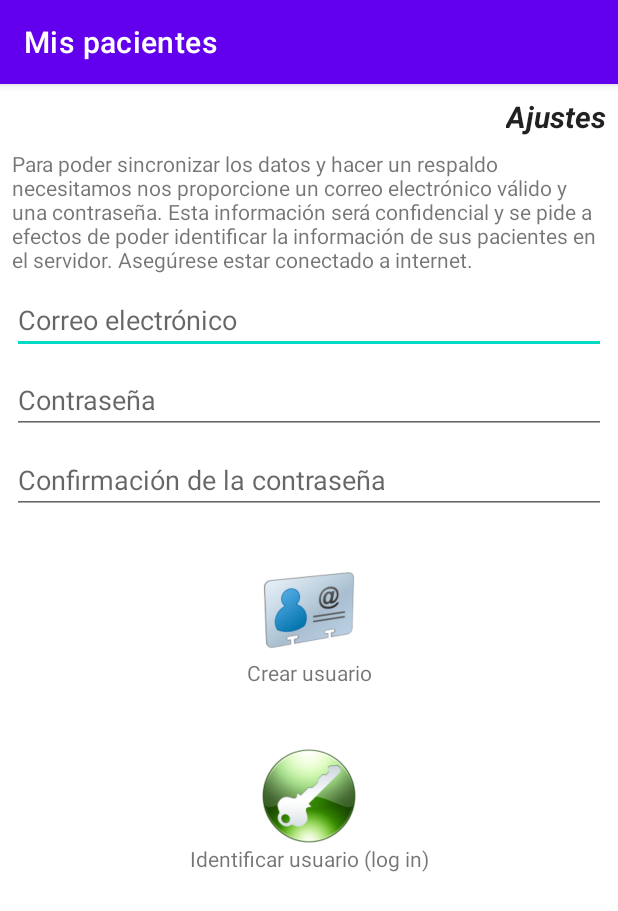
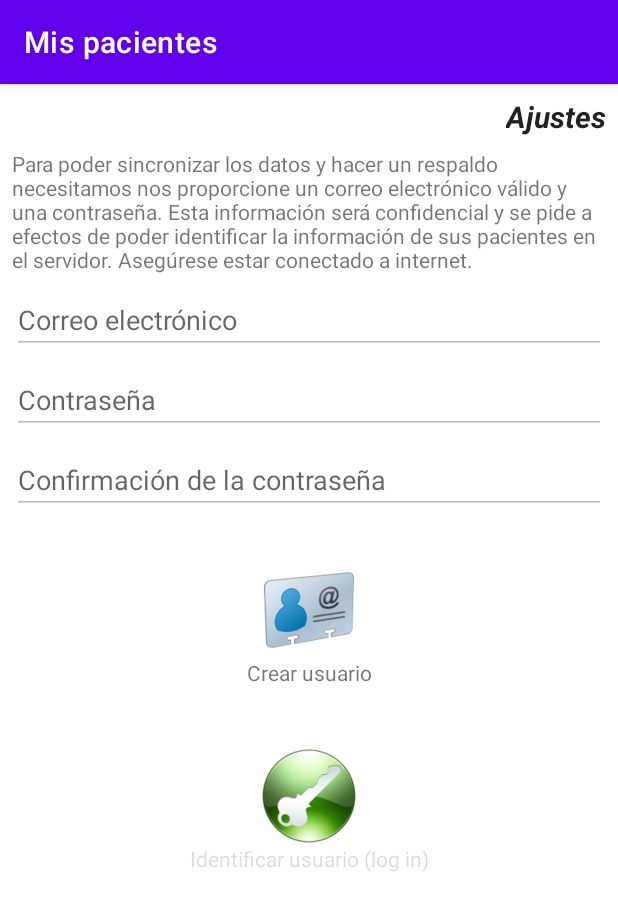
Before and after one commit to aldodell/MisPacientes, an Android app: the AjustesActivity screen opened directly, with no data from a screen before it, on a phone screen of 412 x 824 dp. Shown: the top 911 px of the screen. Run offline under Robolectric (Android 15) with nearby library versions, the phone set to English and light mode, and no system bars; our stand-ins replace Firebase (no records; nobody signed in at launch, a user with empty details on screens opened directly).

Commit message:
En la mackbook air

```diff
--- a/app/src/main/java/com/psiqueylogosac/mispacientes/AjustesActivity.kt
+++ b/app/src/main/java/com/psiqueylogosac/mispacientes/AjustesActivity.kt
@@ -3,10 +3,12 @@ package com.psiqueylogosac.mispacientes
 import android.content.SharedPreferences
 import androidx.appcompat.app.AppCompatActivity
 import android.os.Bundle
-import android.widget.Button
-import android.widget.EditText
-import android.widget.ImageButton
+import android.text.Editable
+import android.text.TextWatcher
+import android.view.View
+import android.widget.*
 import androidx.appcompat.app.AlertDialog
+import androidx.core.widget.doOnTextChanged
 import com.google.firebase.auth.FirebaseAuth
 import com.google.firebase.firestore.FirebaseFirestore
 
@@ -18,9 +20,10 @@ class AjustesActivity : AppCompatActivity() {
     lateinit var contrasenaConfirmacionEt: EditText
     lateinit var crearUsuario: ImageButton
     lateinit var identificarUsuario: ImageButton
+    lateinit var barraProgreso : ProgressBar
+    lateinit var crearUsuarioEtiqueta : TextView
+    lateinit var identificarUsuarioEtiqueta : TextView
 
-    // lateinit var respaldarDatos: Button
-    //  lateinit var recuperarDatos: Button
     val autorizador = FirebaseAuth.getInstance()
     lateinit var prefs: SharedPreferences
 
@@ -33,47 +36,97 @@ class AjustesActivity : AppCompatActivity() {
         super.onCreate(savedInstanceState)
         setContentView(R.layout.activity_ajustes)
 
-
+        // Identificamos los componentes
         correoElectronicoEt = findViewById(R.id.ajustesCorreoElectronico)
         contrasenaEt = findViewById(R.id.ajustesContrasena)
         contrasenaConfirmacionEt = findViewById(R.id.ajustesContrasenaConfirmacion)
         crearUsuario = findViewById(R.id.ajustesCrearUsuario)
         identificarUsuario = findViewById(R.id.ajustesIdentificarUsuario)
-
-        crearUsuario.isEnabled = false
-        identificarUsuario.isEnabled = false
-
-        // respaldarDatos = findViewById(R.id.ajustesRespaldarDatos)
-        // recuperarDatos = findViewById(R.id.ajustesRecuperarDatos)
-
-        // respaldarDatos.isEnabled = false
-        // recuperarDatos.isEnabled = false
+        barraProgreso = findViewById(R.id.ajustesProgreso)
+        crearUsuarioEtiqueta = findViewById(R.id.ajustesCrearUsuarioEtiqueta)
+        identificarUsuarioEtiqueta = findViewById(R.id.ajustesIdentificarUsaurioEtiqueta)
 
 
+
+
+        //Inhabilitamos botones
+        configurarInterfaz(false,false, false)
+
+
+        //Obtenemos acceso a las preferencias
         prefs = this.getSharedPreferences("ajustes", MODE_PRIVATE)
 
+        //Si el correo no es null entonces procesamos la autorizacion
         if (prefs.getString("correoElectronico", null) != null) {
             correoElectronicoEt.setText(prefs.getString("correoElectronico", ""))
             contrasenaEt.setText(prefs.getString("contrasena", ""))
             contrasena = contrasenaEt.text.toString().trim()
             correoElectronico = correoElectronicoEt.text.toString().trim()
-            identificarUsuario.isEnabled = true
+            configurarInterfaz(false,true)
+        } else {
+            configurarInterfaz(true,false)
         }
 
 
-        correoElectronicoEt.setOnFocusChangeListener { view, hasFocus ->
-            if (!hasFocus) {
+        correoElectronicoEt.addTextChangedListener(object : TextWatcher{
+            override fun beforeTextChanged(s: CharSequence?, start: Int, count: Int, after: Int) {
+                // TODO("Not yet implemented")
+            }
+
+            override fun onTextChanged(s: CharSequence?, start: Int, before: Int, count: Int) {
+                if(correoElectronico != correoElectronicoEt.text.toString().trim())
+                {
+                    configurarInterfaz(true,true,false)
+                }
+            }
+
+            override fun afterTextChanged(s: Editable?) {
                 correoElectronico = correoElectronicoEt.text.toString().trim()
+            }
+
+        })
 
 
+
+        contrasenaEt.addTextChangedListener(object : TextWatcher{
+            override fun beforeTextChanged(s: CharSequence?, start: Int, count: Int, after: Int) {
+                // TODO("Not yet implemented")
             }
+
+            override fun onTextChanged(s: CharSequence?, start: Int, before: Int, count: Int) {
+                //TODO("Not yet implemented")
             }
+
+            override fun afterTextChanged(s: Editable?) {
+                contrasena = contrasenaEt.text.toString().trim()
+            }
+
+        })
+
+
+        contrasenaConfirmacionEt.addTextChangedListener(object : TextWatcher{
+            override fun beforeTextChanged(s: CharSequence?, start: Int, count: Int, after: Int) {
+                // TODO("Not yet implemented")
+            }
+
+            override fun onTextChanged(s: CharSequence?, start: Int, before: Int, count: Int) {
+                //TODO("Not yet implemented")
+            }
+
+            override fun afterTextChanged(s: Editable?) {
+                contrasenaConfirmacion = contrasenaConfirmacionEt.text.toString().trim()
+            }
+
+        })
+
+
+
+
 
 
         contrasenaEt.setOnFocusChangeListener { view, hasFocus ->
             if (!hasFocus) {
                 contrasena = contrasenaEt.text.toString().trim()
-                identificarUsuario.isEnabled = true
                 if (contrasena.length < 6) {
                     AlertDialog.Builder(view.context)
                         .setMessage(R.string.contrasena_invalida)
@@ -81,24 +134,19 @@ class AjustesActivity : AppCompatActivity() {
                         .show()
                 }
             }
-
-
         }
 
 
         contrasenaConfirmacionEt.setOnFocusChangeListener { view, hasFocus ->
 
             if (!hasFocus) {
-                crearUsuario.isEnabled = true
-                contrasenaConfirmacion = contrasenaConfirmacionEt.text.toString().trim()
                 if (contrasenaConfirmacion.toString().length > 1) {
                     if (contrasena != contrasenaConfirmacion) {
                         AlertDialog.Builder(view.context)
                             .setMessage(R.string.contrasenas_no_coinciden)
                             .setNeutralButton(R.string.ok) { d, _ -> d.dismiss() }
                             .show()
-                    } else {
-                        crearUsuario.isEnabled = true
+
                     }
                 }
             }
@@ -106,18 +154,30 @@ class AjustesActivity : AppCompatActivity() {
 
         //Creamos un usuario nuevo. Hay que verificar si ya existe en la base de datos
         crearUsuario.setOnClickListener {
+            configurarInterfaz(false,false,true)
+
+            if(contrasena != contrasenaConfirmacion) {
+                AlertDialog.Builder(it.context)
+                    .setMessage(R.string.contrasenas_no_coinciden)
+                    .setNeutralButton(R.string.ok) { _,_ -> configurarInterfaz(true,true,false) }
+                    .show()
+
+            } else {
+
                 autorizador.createUserWithEmailAndPassword(
                     correoElectronico,
                     contrasena
                 ).addOnCompleteListener(this) { task ->
+                    configurarInterfaz(false, true, false)
                     if (task.isSuccessful) {
-
                         guardarUsuarioLocalmente()
-
                         AlertDialog.Builder(it.context)
                             .setMessage(R.string.usuario_creado)
-                        .setNeutralButton(R.string.ok) { d, _ -> d.dismiss() }
+                            .setNeutralButton(R.string.ok) { _, _ ->
+                                finish()
+                            }
                             .show()
+                        configurarInterfaz(false, true)
                     } else {
                         AlertDialog.Builder(it.context)
                             .setMessage(getString(R.string.error_creando_usuario) + " " + task.exception!!.message!!)
@@ -125,20 +185,21 @@ class AjustesActivity : AppCompatActivity() {
                             .show()
                     }
                 }
-
+            }
         }
 
         //Identificamos el usuario (log in)
         identificarUsuario.setOnClickListener {
+            configurarInterfaz(false,false,true)
             autorizador.signInWithEmailAndPassword(correoElectronico, contrasena)
                 .addOnCompleteListener(this)
                 { task ->
+                    configurarInterfaz(false,true,false)
                     if (task.isSuccessful) {
                         guardarUsuarioLocalmente()
-
                         AlertDialog.Builder(it.context)
                             .setMessage(R.string.acceso_positivo)
-                            .setNeutralButton(R.string.ok) { d, _ -> d.dismiss() }
+                            .setNeutralButton(R.string.ok) { _,_ -> finish()  }
                             .show()
                     } else {
                         AlertDialog.Builder(it.context)
@@ -160,8 +221,47 @@ class AjustesActivity : AppCompatActivity() {
             putString("contrasena", contrasena)
             putString("usuarioId", usuarioId)
         }.apply()
+    }
+
+    fun configurarInterfaz(crear: Boolean?, identificar : Boolean?, procesando: Boolean?=null){
+
+        crearUsuario.isEnabled = false
+        identificarUsuario.isEnabled = false
+        crearUsuarioEtiqueta.isEnabled = false
+        identificarUsuarioEtiqueta.isEnabled = false
+
+
+
+        crear?.let {
+            correoElectronicoEt.isEnabled = it
+            contrasenaEt.isEnabled = it
+            contrasenaConfirmacionEt.isEnabled = it
+            crearUsuarioEtiqueta.isEnabled = it
+            crearUsuario.isEnabled = it
+        }
+
+        identificar?.let {
+            correoElectronicoEt.isEnabled = it
+            contrasenaEt.isEnabled = it
+            contrasenaConfirmacionEt.isEnabled = it
+            identificarUsuarioEtiqueta.isEnabled = it
+            identificarUsuario.isEnabled = it
+        }
+
+
+        procesando?.let {
+            if(it) {
+                barraProgreso.visibility = View.VISIBLE
+            } else {
+                barraProgreso.visibility = View.INVISIBLE
+            }
+        }
 
 
     }
 
+
+
+
+
 }
--- a/app/src/main/res/layout/activity_ajustes.xml
+++ b/app/src/main/res/layout/activity_ajustes.xml
@@ -6,7 +6,20 @@
     android:layout_height="match_parent"
     tools:context=".AjustesActivity">
 
+    <ProgressBar
+        android:id="@+id/ajustesProgreso"
+        style="?android:attr/progressBarStyle"
+        android:layout_width="wrap_content"
+        android:layout_height="wrap_content"
+        app:layout_constraintBottom_toBottomOf="parent"
+        app:layout_constraintEnd_toEndOf="parent"
+        app:layout_constraintHorizontal_bias="0.5"
+        app:layout_constraintStart_toStartOf="parent"
+        app:layout_constraintTop_toTopOf="parent"
+        tools:visibility="invisible" />
+
     <ScrollView
+        android:id="@+id/scrollView2"
         android:layout_width="match_parent"
         android:layout_height="match_parent"
         app:layout_constraintBottom_toBottomOf="parent"
@@ -110,7 +123,7 @@
                 app:layout_constraintTop_toBottomOf="@+id/ajustesCrearUsuario" />
 
             <TextView
-                android:id="@+id/textView9"
+                android:id="@+id/ajustesCrearUsuarioEtiqueta"
                 android:layout_width="wrap_content"
                 android:layout_height="wrap_content"
                 android:text="@string/crear_usuario"
@@ -119,7 +132,7 @@
                 app:layout_constraintTop_toBottomOf="@+id/ajustesCrearUsuario" />
 
             <TextView
-                android:id="@+id/textView12"
+                android:id="@+id/ajustesIdentificarUsaurioEtiqueta"
                 android:layout_width="wrap_content"
                 android:layout_height="wrap_content"
                 android:text="@string/identificar_usuario"
```
Lines whose indentation alone changed are shown as unchanged.
